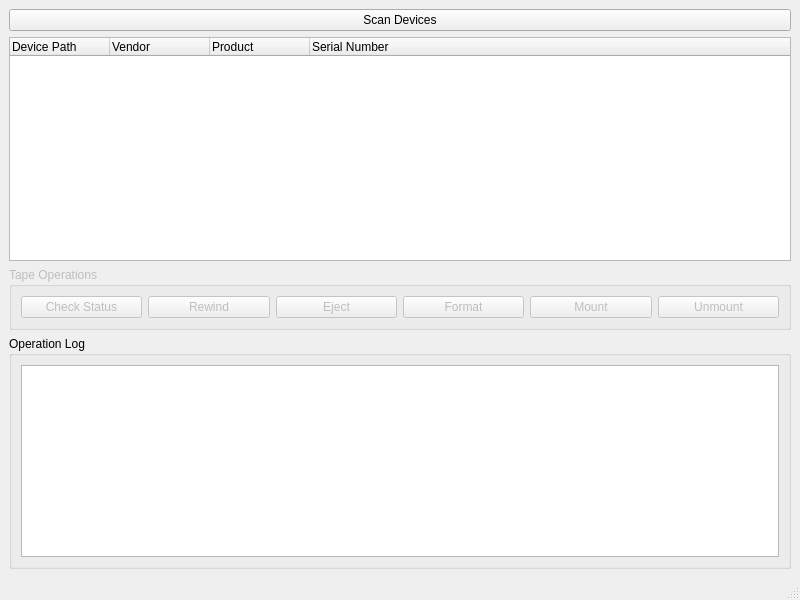
Gypsop/QLTOTapeMan, file src/MainWindow.ui: the form before one commit.
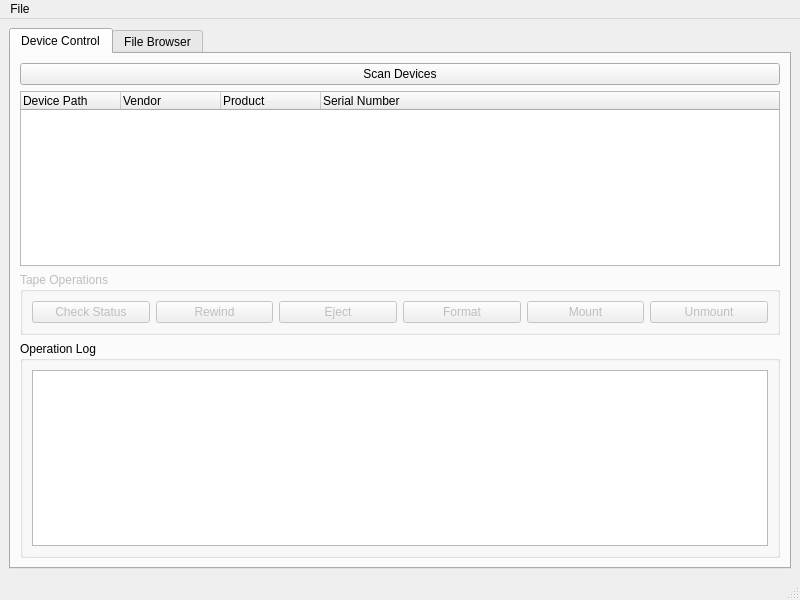
The form after the commit.

Commit message: ltfs manager, index manager, file browser, settings, mainwindow

Diff of the .ui file:
```diff
--- a/src/MainWindow.ui
+++ b/src/MainWindow.ui
@@ -16,6 +16,16 @@
   <widget class="QWidget" name="centralwidget">
    <layout class="QVBoxLayout" name="verticalLayout">
     <item>
+     <widget class="QTabWidget" name="tabWidget">
+      <property name="currentIndex">
+       <number>0</number>
+      </property>
+      <widget class="QWidget" name="tabDevice">
+       <attribute name="title">
+        <string>Device Control</string>
+       </attribute>
+       <layout class="QVBoxLayout" name="verticalLayout_Device">
+        <item>
      <widget class="QPushButton" name="btnScan">
       <property name="text">
        <string>Scan Devices</string>
@@ -118,7 +128,35 @@
     </item>
    </layout>
   </widget>
-  <widget class="QMenuBar" name="menubar"/>
+      <widget class="QWidget" name="tabBrowser">
+       <attribute name="title">
+        <string>File Browser</string>
+       </attribute>
+       <layout class="QVBoxLayout" name="verticalLayout_Browser"/>
+      </widget>
+     </widget>
+    </item>
+   </layout>
+  </widget>
+  <widget class="QMenuBar" name="menubar">
+   <property name="geometry">
+    <rect>
+     <x>0</x>
+     <y>0</y>
+     <width>800</width>
+     <height>24</height>
+    </rect>
+   </property>
+   <widget class="QMenu" name="menuFile">
+    <property name="title">
+     <string>File</string>
+    </property>
+    <addaction name="actionSettings"/>
+    <addaction name="separator"/>
+    <addaction name="actionExit"/>
+   </widget>
+   <addaction name="menuFile"/>
+  </widget>
   <widget class="QStatusBar" name="statusbar"/>
  </widget>
  <resources/>
```
Left out of the diff: 10 changed lines with no effect on the pictures. Lines whose indentation alone changed are shown as unchanged. The commit also changes 17 other files.
